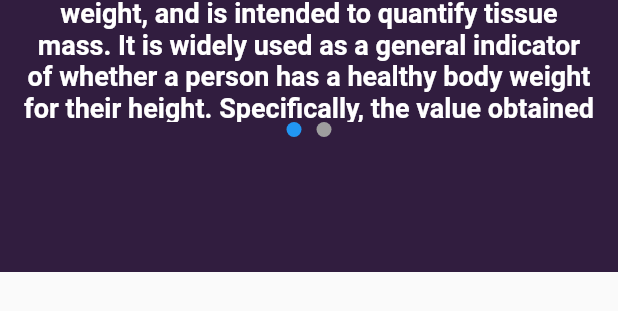
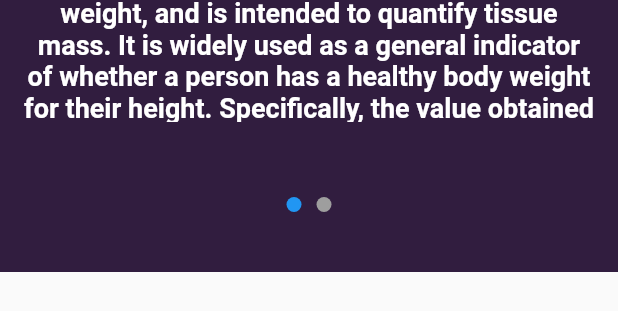
Before and after one commit to viveeeeeek/flutter-bmi-calculator, a Flutter app: the HintPage widget shown alone on an empty page, opened directly, on a phone screen of 412 x 824 dp. Shown: the part 178-489 px from the top of the screen. Run offline on Flutter 3.47's test engine with Material 2 defaults, Android fonts, the phone set to English and light mode, and no system bars.

Commit message:
Fixed error

```diff
--- a/lib/meta/views/hint_page.dart
+++ b/lib/meta/views/hint_page.dart
@@ -71,7 +71,10 @@ class _HintPageState extends State<HintPage> {
                     ),
                   ),
                 )
-              : SizedBox(),
+              : SizedBox(
+                  width: 0,
+                  height: 50,
+                ),
           indicatorPage()
         ],
       ),
@@ -95,7 +98,9 @@ class _HintPageState extends State<HintPage> {
   }
 
   Widget secondPage() {
-    return Padding(
+    return SingleChildScrollView(
+      physics: NeverScrollableScrollPhysics(),
+      child: Padding(
         padding: EdgeInsets.all(15),
         child: Column(
           children: [
@@ -103,16 +108,21 @@ class _HintPageState extends State<HintPage> {
             Text(
               "How to Use",
               style: TextStyle(
-                fontSize: 24, fontWeight: FontWeight.bold, color: activeColor),
+                  fontSize: 24,
+                  fontWeight: FontWeight.bold,
+                  color: activeColor),
             ),
             SizedBox(height: 24),
             Text(
               'Enter your height and weight\n\nFor example height: 1.65 and weight: 50, then click \'Calculate BMI\' Button and see your result in the Dialog',
               textAlign: TextAlign.center,
               style: TextStyle(
-                fontSize: 18, fontWeight: FontWeight.bold, color: Colors.white),
+                  fontSize: 18,
+                  fontWeight: FontWeight.bold,
+                  color: Colors.white),
             )
           ],
+        ),
       ),
     );
   }
```
Lines whose indentation alone changed are shown as unchanged.
